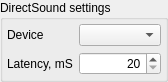
First picture: the form in apps/zxtune-qt/ui/preferences/sound_dsound.ui, repository vitamin-caig/zxtune, before the edit.
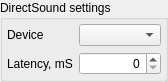
Second picture: the form after the edit.

```diff
--- a/apps/zxtune-qt/ui/preferences/sound_dsound.ui
+++ b/apps/zxtune-qt/ui/preferences/sound_dsound.ui
@@ -64,12 +64,6 @@
         <property name="alignment">
          <set>Qt::AlignRight|Qt::AlignTrailing|Qt::AlignVCenter</set>
         </property>
-        <property name="minimum">
-         <number>20</number>
-        </property>
-        <property name="maximum">
-         <number>10000</number>
-        </property>
        </widget>
       </item>
      </layout>
```
